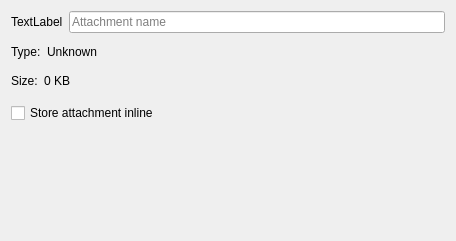
Above: src/ui/attachmenteditdialog.ui from KDE/incidenceeditor before the change. Below: the same form after it.
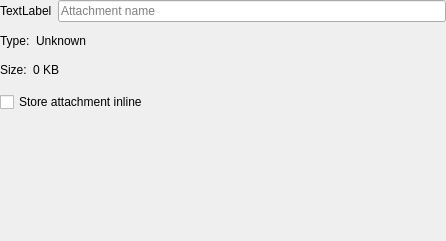
That is the form after the change. Custom widgets are drawn as their Qt base class.

Commit message: Remove double margin here too

The edit to the form file:
```diff
--- a/src/ui/attachmenteditdialog.ui
+++ b/src/ui/attachmenteditdialog.ui
@@ -6,11 +6,23 @@
    <rect>
     <x>0</x>
     <y>0</y>
-    <width>445</width>
+    <width>446</width>
     <height>241</height>
    </rect>
   </property>
   <layout class="QGridLayout" name="gridLayout">
+   <property name="leftMargin">
+    <number>0</number>
+   </property>
+   <property name="topMargin">
+    <number>0</number>
+   </property>
+   <property name="rightMargin">
+    <number>0</number>
+   </property>
+   <property name="bottomMargin">
+    <number>0</number>
+   </property>
    <item row="0" column="0" colspan="2">
     <layout class="QHBoxLayout" name="horizontalLayout">
      <item>
@@ -175,11 +187,6 @@
   </layout>
  </widget>
  <customwidgets>
-  <customwidget>
-   <class>KUrlRequester</class>
-   <extends>QFrame</extends>
-   <header>kurlrequester.h</header>
-  </customwidget>
   <customwidget>
    <class>KLineEdit</class>
    <extends>QLineEdit</extends>
@@ -189,6 +196,12 @@
    <class>KSeparator</class>
    <extends>QFrame</extends>
    <header>kseparator.h</header>
+   <container>1</container>
+  </customwidget>
+  <customwidget>
+   <class>KUrlRequester</class>
+   <extends>QWidget</extends>
+   <header>kurlrequester.h</header>
   </customwidget>
  </customwidgets>
  <resources/>
```
